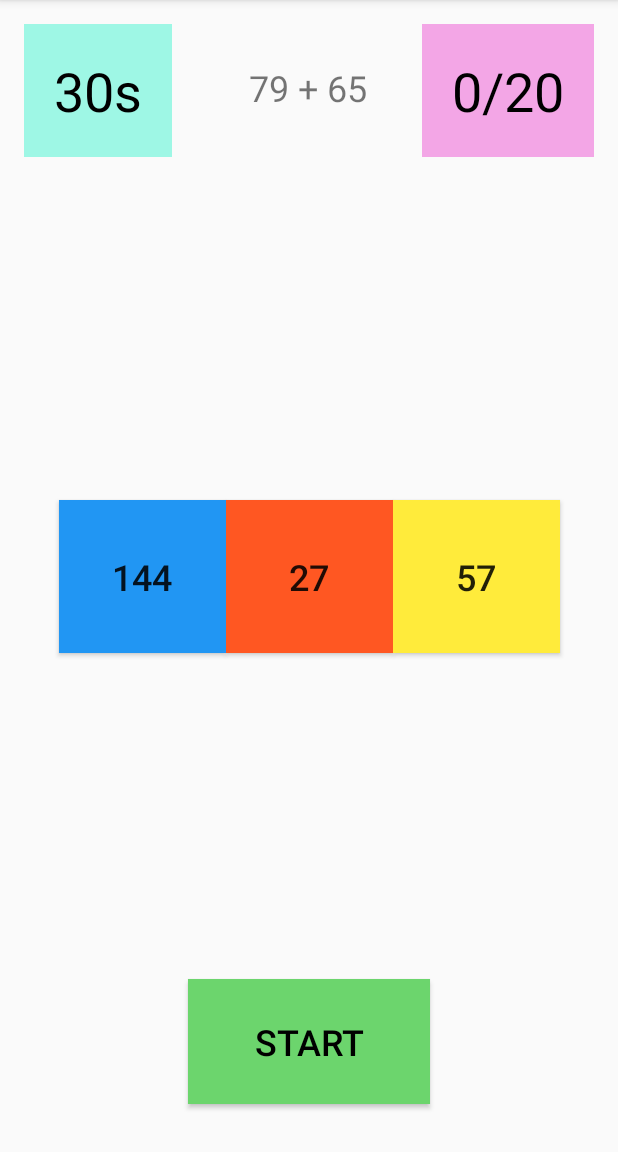
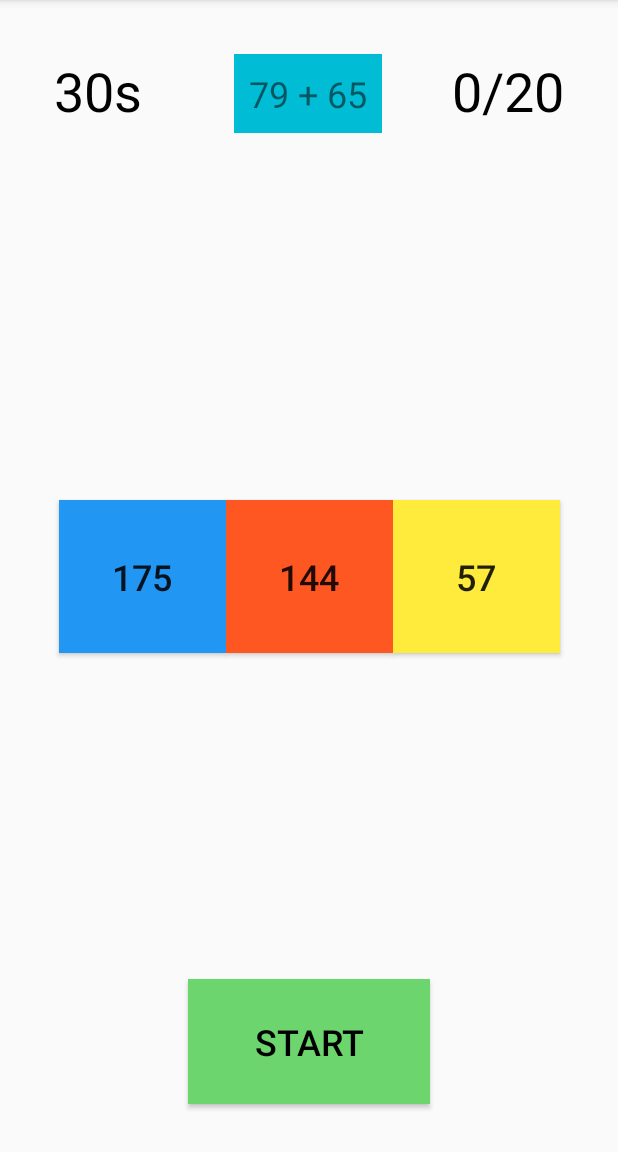
Before and after one commit to Sinc0/AndroidMentalMath, an Android app: the screen it shows after launch (MainActivity), on a phone screen of 412 x 824 dp, the part 84-1236 px from its top. Run offline under Robolectric (Android 15) with nearby library versions, the phone set to English and light mode, and no system bars.

Commit message:
Added toast message and changed some design

```diff
--- a/app/src/main/java/android/example/simplemathgame/MainActivity.java
+++ b/app/src/main/java/android/example/simplemathgame/MainActivity.java
@@ -2,12 +2,14 @@ package android.example.simplemathgame;
 
 import androidx.appcompat.app.AppCompatActivity;
 import android.os.Bundle;
+import android.util.Log;
 import android.view.View;
 import android.widget.Button;
 import android.widget.TextView;
-
+import android.widget.Toast;
 import java.util.ArrayList;
 import java.util.Random;
+import java.util.logging.ConsoleHandler;
 
 public class MainActivity extends AppCompatActivity {
 
@@ -17,6 +19,23 @@ public class MainActivity extends AppCompatActivity {
     Button buttonNumber3;
     TextView textViewMathProblem;
     ArrayList<Integer> answerMathProblem = new ArrayList<>();
+    int locationForCorrectAnswer;
+
+    public void onClickAnswer(View v)
+    {
+
+        String correctAnswer = Integer.toString(locationForCorrectAnswer);
+        String tag = v.getTag().toString();
+
+        Toast toastWinMessage = Toast.makeText(getApplicationContext(), "Success!", Toast.LENGTH_SHORT);
+
+        Log.i("Tag:", tag + " " + correctAnswer);
+
+        if (tag.equals(correctAnswer))
+        {
+            toastWinMessage.show();
+        }
+    }
 
     public void onClickStart(View v)
     {
@@ -48,16 +67,16 @@ public class MainActivity extends AppCompatActivity {
 
         textViewMathProblem.setText(A + " + " + B);
 
-        int locationForCorrectAnswer = randomNumber.nextInt(2) + 1;
+        locationForCorrectAnswer = randomNumber.nextInt(3);
 
-        answerMathProblem.add(wrongAnswerOne);
-        answerMathProblem.add(wrongAnswerTwo);
-        answerMathProblem.add(wrongAnswerThree);
-        answerMathProblem.add(locationForCorrectAnswer, correctAnswerNumber);
+        answerMathProblem.add(wrongAnswerOne); //0
+        answerMathProblem.add(wrongAnswerTwo); //1
+        answerMathProblem.add(wrongAnswerThree); //2
+        answerMathProblem.set(locationForCorrectAnswer, correctAnswerNumber);
 
-        buttonNumber1.setText(Integer.toString(answerMathProblem.get(1)));
-        buttonNumber2.setText(Integer.toString(answerMathProblem.get(2)));
-        buttonNumber3.setText(Integer.toString(answerMathProblem.get(3)));
+        buttonNumber1.setText(Integer.toString(answerMathProblem.get(0)));
+        buttonNumber2.setText(Integer.toString(answerMathProblem.get(1)));
+        buttonNumber3.setText(Integer.toString(answerMathProblem.get(2)));
 
     }
 }
--- a/app/src/main/res/layout/activity_main.xml
+++ b/app/src/main/res/layout/activity_main.xml
@@ -28,7 +28,7 @@
         android:layout_marginStart="16dp"
         android:layout_marginLeft="16dp"
         android:layout_marginTop="16dp"
-        android:background="#6411F1C5"
+        android:background="#0011F1C5"
         android:padding="20dp"
         android:text="30s"
         android:textColor="@android:color/black"
@@ -43,7 +43,7 @@
         android:layout_marginTop="16dp"
         android:layout_marginEnd="16dp"
         android:layout_marginRight="16dp"
-        android:background="#64E724C6"
+        android:background="#00E724C6"
         android:padding="20dp"
         android:text="0/20"
         android:textColor="@android:color/black"
@@ -55,7 +55,8 @@
         android:id="@+id/textViewMathProblem"
         android:layout_width="wrap_content"
         android:layout_height="wrap_content"
-        android:layout_marginTop="32dp"
+        android:layout_marginTop="36dp"
+        android:background="#00BCD4"
         android:padding="10dp"
         android:text="100 + 100"
         android:textSize="24sp"
@@ -69,7 +70,8 @@
         android:layout_width="111dp"
         android:layout_height="102dp"
         android:background="#2196F3"
-        android:tag="1"
+        android:onClick="onClickAnswer"
+        android:tag="0"
         android:text="1"
         android:textSize="24sp"
         app:layout_constraintBottom_toBottomOf="parent"
@@ -81,7 +83,8 @@
         android:layout_width="111dp"
         android:layout_height="102dp"
         android:background="#FFEB3B"
-        android:tag="3"
+        android:onClick="onClickAnswer"
+        android:tag="2"
         android:text="3"
         android:textSize="24sp"
         app:layout_constraintBottom_toBottomOf="parent"
@@ -93,7 +96,8 @@
         android:layout_width="111dp"
         android:layout_height="102dp"
         android:background="#FF5722"
-        android:tag="2"
+        android:onClick="onClickAnswer"
+        android:tag="1"
         android:text="2"
         android:textSize="24sp"
         app:layout_constraintBottom_toBottomOf="parent"
--- /dev/null
+++ b/settings.gradle
@@ -0,0 +1,2 @@
+include ':app'
+rootProject.name='SimpleMathGame'
```
Also changed, not shown: build.gradle (added, +27 -0 lines), gradle.properties (added, +19 -0 lines), gradle/wrapper/gradle-wrapper.properties (added), 4 other files.
